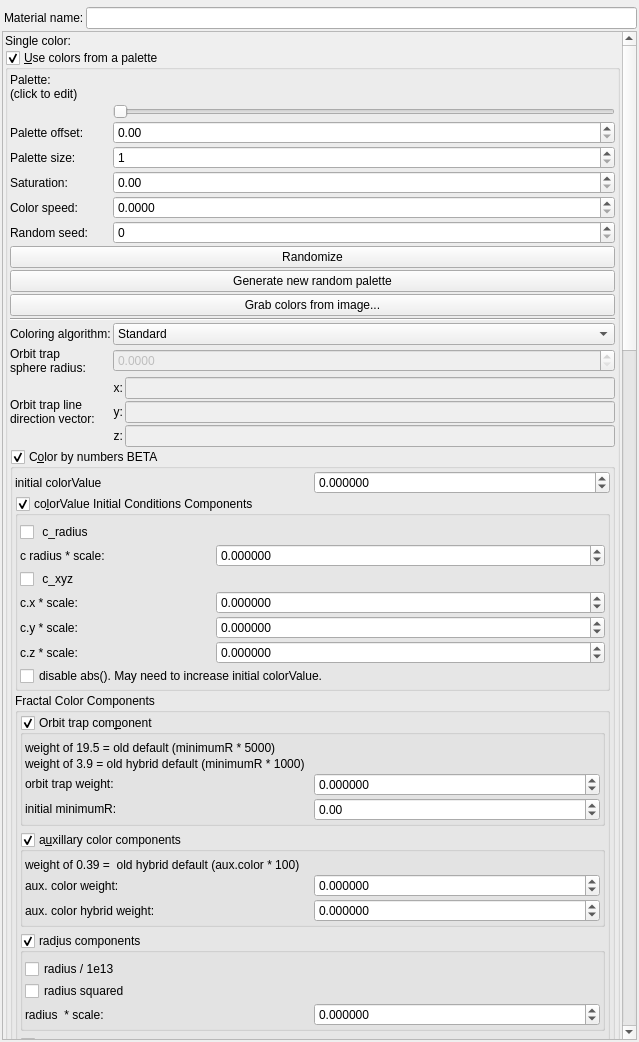
buddhi1980/mandelbulber2, file mandelbulber2/qt/material_editor.ui: the form before one commit.
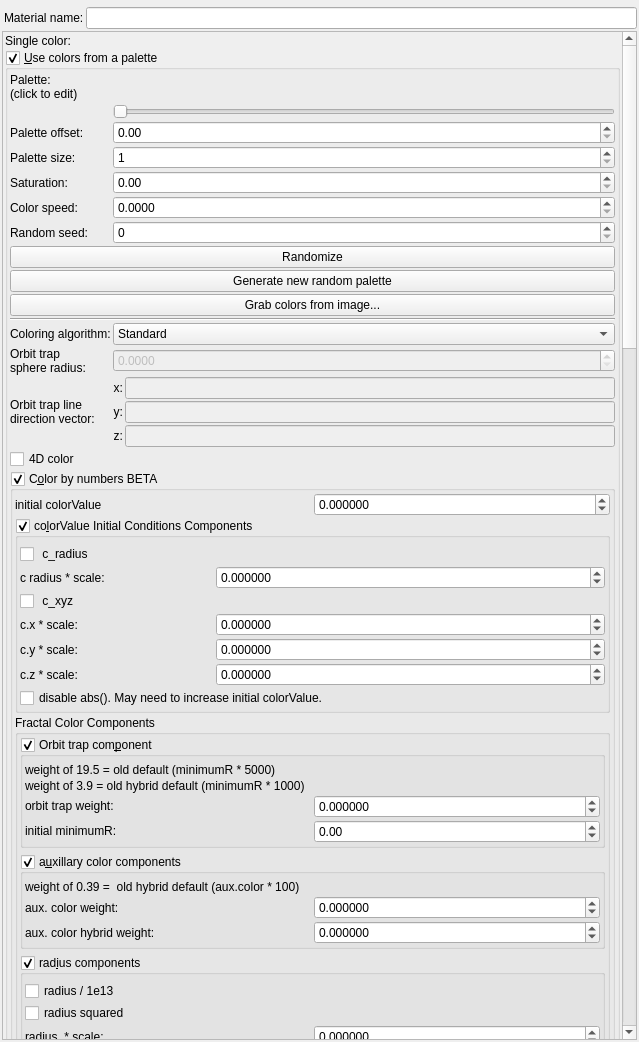
The form after the commit. Icons and pictures are not drawn. Custom widgets are drawn as their Qt base class.

Commit message: trial of 4D orbitTrap coloring

```diff
--- a/mandelbulber2/qt/material_editor.ui
+++ b/mandelbulber2/qt/material_editor.ui
@@ -81,9 +81,9 @@
       <property name="geometry">
        <rect>
         <x>0</x>
-        <y>-1973</y>
-        <width>613</width>
-        <height>2979</height>
+        <y>0</y>
+        <width>619</width>
+        <height>3751</height>
        </rect>
       </property>
       <layout class="QVBoxLayout" name="verticalLayout_2">
@@ -624,6 +624,13 @@
             </item>
            </layout>
           </item>
+          <item>
+           <widget class="QCheckBox" name="checkBox_fractal_coloring_color_4D_enabled_false">
+            <property name="text">
+             <string notr="true">4D color</string>
+            </property>
+           </widget>
+          </item>
           <item>
            <widget class="MyGroupBox" name="groupCheck_fractal_coloring_extra_color_enabled_false">
             <property name="toolTip">
@@ -3945,16 +3952,16 @@
    <extends>QDoubleSpinBox</extends>
    <header>my_double_spin_box.h</header>
   </customwidget>
-  <customwidget>
-   <class>MyCheckBox</class>
-   <extends>QCheckBox</extends>
-   <header>my_check_box.h</header>
-  </customwidget>
   <customwidget>
    <class>MySpinBox</class>
    <extends>QSpinBox</extends>
    <header>my_spin_box.h</header>
   </customwidget>
+  <customwidget>
+   <class>MyCheckBox</class>
+   <extends>QCheckBox</extends>
+   <header>my_check_box.h</header>
+  </customwidget>
   <customwidget>
    <class>MyLineEdit</class>
    <extends>QLineEdit</extends>
```
The commit also changes 6 other files.
